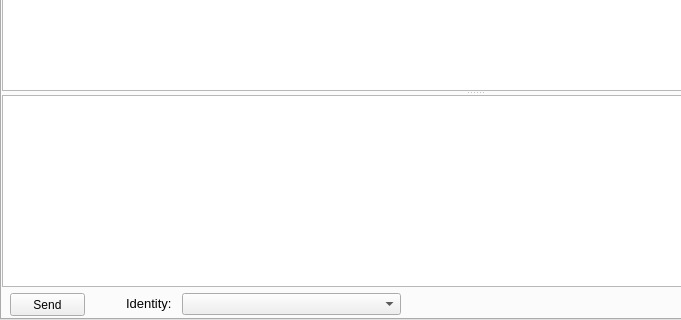
Old version of the form AddressBook/ContactView.ui in the repository InvictusInnovations/keyhotee; both pictures show x 0 to 681 and y 173 to 493 of the 974 by 493 pixel window.
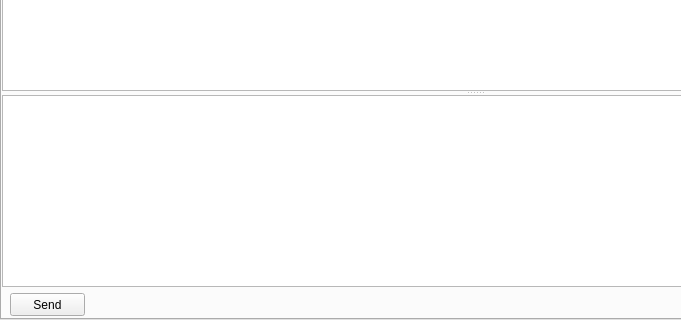
New version of the form. The open tabs and pages were chosen to show the change. Icons and pictures are not drawn. Custom widgets are drawn as their Qt base class.

Commit message: Added common identity selection widget for chat, authorization - preparing interface for observing identities changed

Patch:
```diff
--- a/AddressBook/ContactView.ui
+++ b/AddressBook/ContactView.ui
@@ -747,47 +747,14 @@
               <string>Send</string>
              </property>
             </widget>
-            <widget class="QComboBox" name="currentIdentity">
+            <widget class="IdentitySelection" name="widget_Identity" native="true">
              <property name="geometry">
               <rect>
-               <x>180</x>
+               <x>106</x>
                <y>6</y>
-               <width>219</width>
-               <height>22</height>
+               <width>493</width>
+               <height>23</height>
               </rect>
-             </property>
-             <property name="sizePolicy">
-              <sizepolicy hsizetype="Fixed" vsizetype="Fixed">
-               <horstretch>0</horstretch>
-               <verstretch>0</verstretch>
-              </sizepolicy>
-             </property>
-             <property name="minimumSize">
-              <size>
-               <width>200</width>
-               <height>0</height>
-              </size>
-             </property>
-             <property name="toolTip">
-              <string>Allows to select the identity of which will be sent message</string>
-             </property>
-            </widget>
-            <widget class="QLabel" name="labelIdentity">
-             <property name="geometry">
-              <rect>
-               <x>124</x>
-               <y>8</y>
-               <width>54</width>
-               <height>17</height>
-              </rect>
-             </property>
-             <property name="font">
-              <font>
-               <pointsize>10</pointsize>
-              </font>
-             </property>
-             <property name="text">
-              <string>Identity:</string>
              </property>
             </widget>
            </widget>
@@ -809,6 +776,12 @@
    <header>AddressBook/keyhoteeidpubkeywidget.hpp</header>
    <container>1</container>
   </customwidget>
+  <customwidget>
+   <class>IdentitySelection</class>
+   <extends>QWidget</extends>
+   <header>Identity/IdentitySelection.hpp</header>
+   <container>1</container>
+  </customwidget>
  </customwidgets>
  <tabstops>
   <tabstop>contact_pages</tabstop>
```
Left out of the diff: 1 changed line with no effect on the pictures. The commit also changes 10 other files.
